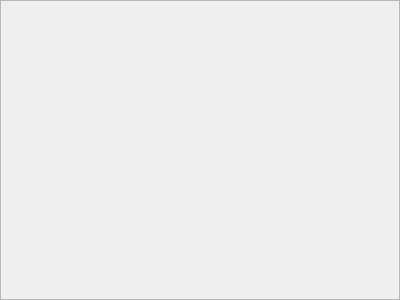
First picture: the form in demandescandidatureframe.ui, repository rsoumail/Exam-Platform, before the edit.
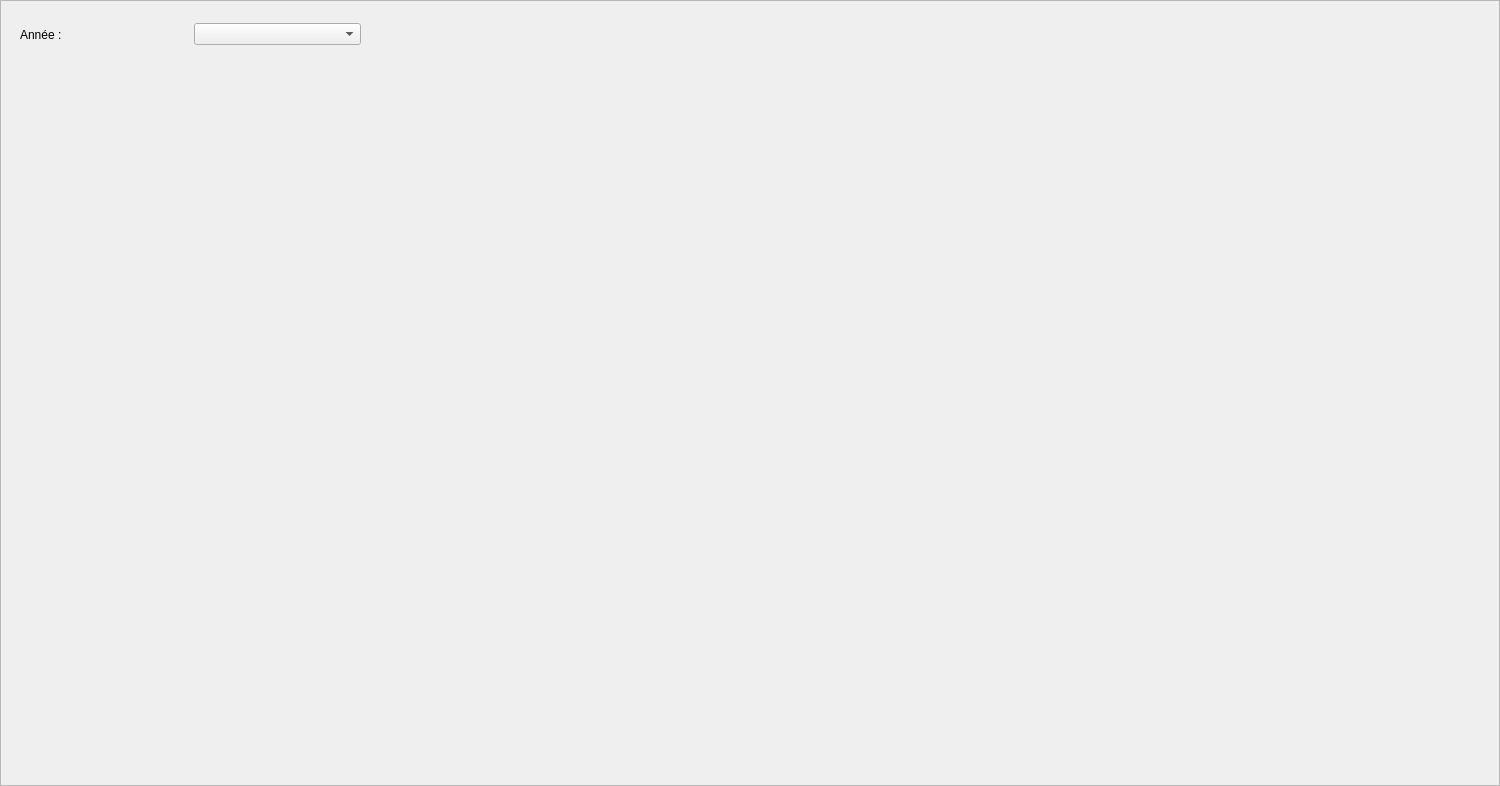
Second picture: the form after the edit.

Patch:
```diff
--- a/demandescandidatureframe.ui
+++ b/demandescandidatureframe.ui
@@ -9,8 +9,8 @@
    <rect>
     <x>0</x>
     <y>0</y>
-    <width>400</width>
-    <height>300</height>
+    <width>1500</width>
+    <height>786</height>
    </rect>
   </property>
   <property name="frameShape">
@@ -19,5 +19,43 @@
   <property name="windowTitle">
    <string>Frame</string>
   </property>
+  <property name="frameShape">
+   <enum>QFrame::StyledPanel</enum>
+  </property>
+  <property name="frameShadow">
+   <enum>QFrame::Raised</enum>
+  </property>
+  <widget class="QWidget" name="layoutWidget">
+   <property name="geometry">
+    <rect>
+     <x>20</x>
+     <y>20</y>
+     <width>341</width>
+     <height>29</height>
+    </rect>
+   </property>
+   <layout class="QHBoxLayout" name="horizontalLayout">
+    <item>
+     <widget class="QLabel" name="label">
+      <property name="text">
+       <string>Année :</string>
+      </property>
+     </widget>
+    </item>
+    <item>
+     <widget class="QComboBox" name="comboBox"/>
+    </item>
+   </layout>
+  </widget>
+  <widget class="QTableView" name="table_demandes_candidature">
+   <property name="geometry">
+    <rect>
+     <x>20</x>
+     <y>70</y>
+     <width>0</width>
+     <height>0</height>
+    </rect>
+   </property>
+  </widget>
  </widget>
 </ui>
```
Left out of the diff: 12 changed lines with no effect on the pictures.
